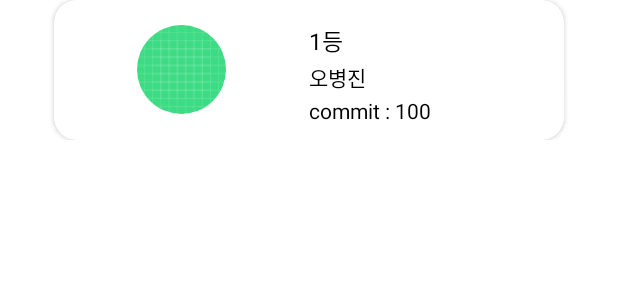
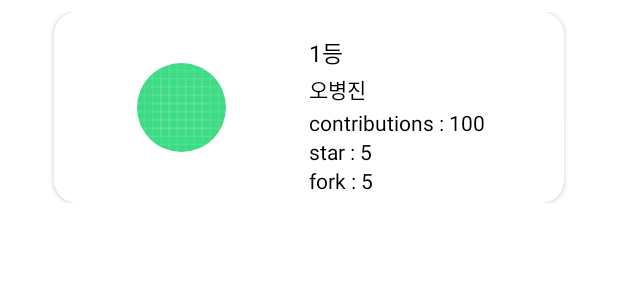
Before and after one commit to daeyeong1573/GsmRanking, an Android app: the layout ranking_item.xml on its own in the app's theme, with its tools: preview values and no code run, on a phone screen of 412 x 824 dp. Shown: the top 300 px of the screen. Run offline under Robolectric (Android 15) with nearby library versions, the phone set to English and light mode, and no system bars.

Commit message:
[UPDATE] 배그라운드 색 변경, 디자인 변경

```diff
--- a/app/src/main/res/layout/ranking_item.xml
+++ b/app/src/main/res/layout/ranking_item.xml
@@ -16,25 +16,25 @@
     </data>
 
     <LinearLayout
+        android:layout_marginTop="8dp"
+        android:layout_width="match_parent"
+        android:layout_height="wrap_content"
         android:background="@color/white"
-        android:layout_width="match_parent"
-        android:gravity="center"
-        android:layout_height="wrap_content">
+        android:gravity="center">
 
         <androidx.cardview.widget.CardView
+            android:layout_width="340dp"
+            android:layout_height="wrap_content"
             android:backgroundTint="@color/white"
-            android:layout_width="340dp"
-            app:cardElevation="2dp"
+            android:shadowColor="#6A6868"
             app:cardCornerRadius="15dp"
-            android:shadowColor="#6A6868"
-            android:layout_height="wrap_content">
+            app:cardElevation="2dp">
 
             <RelativeLayout
                 android:layout_width="match_parent"
                 android:layout_height="match_parent"
-                android:backgroundTint="@color/white"
                 android:background="@drawable/ranking_background"
-                >
+                android:backgroundTint="@color/white">
 
                 <de.hdodenhof.circleimageview.CircleImageView
                     android:id="@+id/profile_img"
@@ -60,28 +60,56 @@
 
                 <TextView
                     android:id="@+id/name"
+                    setGeneration="@{ritem.generation}"
+                    setName="@{ritem.name}"
                     android:layout_width="wrap_content"
                     android:layout_height="wrap_content"
                     android:layout_below="@+id/ranking"
                     android:layout_marginLeft="50dp"
                     android:layout_marginTop="2dp"
-                    setName="@{ritem.name}"
-                    setGeneration="@{ritem.generation}"
                     android:layout_toRightOf="@+id/profile_img"
                     android:textColor="@color/black"
                     tools:text="오병진" />
 
                 <TextView
+                    android:id="@+id/contributions"
+                    amount="@{ritem.contributions}"
+                    type="@{1}"
                     android:layout_width="wrap_content"
                     android:layout_height="wrap_content"
                     android:layout_below="@+id/name"
                     android:layout_marginLeft="50dp"
-                    android:layout_marginBottom="10dp"
                     android:layout_marginTop="2dp"
                     android:layout_toRightOf="@+id/profile_img"
-                    contributions="@{ritem.contributions}"
                     android:textColor="@color/black"
-                    tools:text="commit : 100" />
+                    tools:text="contributions : 100" />
+
+                <TextView
+                    android:id="@+id/star"
+                    type="@{2}"
+                    amount="@{ritem.stared}"
+                    android:layout_width="wrap_content"
+                    android:layout_height="wrap_content"
+                    android:layout_below="@+id/contributions"
+                    android:layout_marginLeft="50dp"
+                    android:layout_toRightOf="@id/profile_img"
+                    android:textColor="@color/black"
+                    tools:text="star : 5" />
+
+
+                <TextView
+                    android:id="@+id/fork"
+                    type="@{3}"
+                    amount="@{ritem.forked}"
+                    android:layout_width="wrap_content"
+                    android:layout_height="wrap_content"
+                    android:layout_below="@+id/star"
+                    android:layout_marginLeft="50dp"
+                    android:layout_toRightOf="@id/profile_img"
+                    android:textColor="@color/black"
+                    android:paddingBottom="5dp"
+                    tools:text="fork : 5" />
+
 
             </RelativeLayout>
 
```
